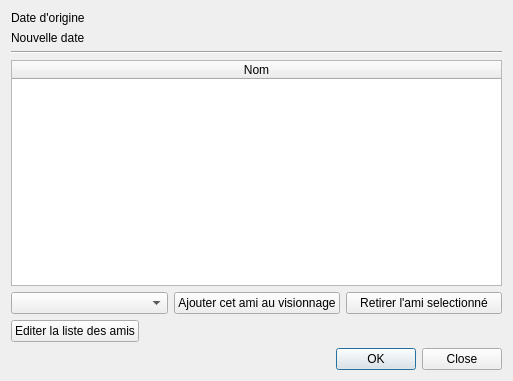
Old version of the form src/ui/dialogs/edit_date.ui in the repository seigneurfuo/MyAnimeManager3.
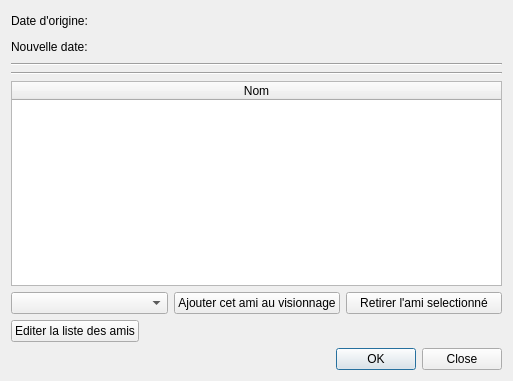
New version of the form. Icons and pictures are not drawn.

Commit message: Modification de l'interface de modification d'une date.

The edit to the form file:
```diff
--- a/src/ui/dialogs/edit_date.ui
+++ b/src/ui/dialogs/edit_date.ui
@@ -29,31 +29,57 @@
      <item row="1" column="0">
       <widget class="QLabel" name="label_2">
        <property name="text">
-        <string>Nouvelle date</string>
-       </property>
-      </widget>
-     </item>
-     <item row="0" column="1">
-      <widget class="QLabel" name="old_date_label">
-       <property name="text">
-        <string/>
-       </property>
-      </widget>
-     </item>
-     <item row="1" column="1">
-      <widget class="QLabel" name="new_date_label">
-       <property name="text">
-        <string/>
+        <string>Nouvelle date:</string>
        </property>
       </widget>
      </item>
      <item row="0" column="0">
       <widget class="QLabel" name="label">
        <property name="text">
-        <string>Date d'origine</string>
+        <string>Date d'origine:</string>
        </property>
       </widget>
      </item>
+     <item row="1" column="1">
+      <widget class="QLabel" name="new_date_label">
+       <property name="text">
+        <string/>
+       </property>
+      </widget>
+     </item>
+     <item row="0" column="1">
+      <widget class="QLabel" name="old_date_label">
+       <property name="text">
+        <string/>
+       </property>
+      </widget>
+     </item>
+     <item row="0" column="2">
+      <spacer name="horizontalSpacer_2">
+       <property name="orientation">
+        <enum>Qt::Horizontal</enum>
+       </property>
+       <property name="sizeHint" stdset="0">
+        <size>
+         <width>40</width>
+         <height>20</height>
+        </size>
+       </property>
+      </spacer>
+     </item>
+     <item row="1" column="2">
+      <spacer name="horizontalSpacer_3">
+       <property name="orientation">
+        <enum>Qt::Horizontal</enum>
+       </property>
+       <property name="sizeHint" stdset="0">
+        <size>
+         <width>40</width>
+         <height>20</height>
+        </size>
+       </property>
+      </spacer>
+     </item>
     </layout>
    </item>
    <item>
@@ -63,6 +89,13 @@
      </property>
     </widget>
    </item>
+   <item>
+    <widget class="Line" name="line_2">
+     <property name="orientation">
+      <enum>Qt::Horizontal</enum>
+     </property>
+    </widget>
+   </item>
    <item>
     <layout class="QVBoxLayout" name="verticalLayout_2">
      <item>
```
